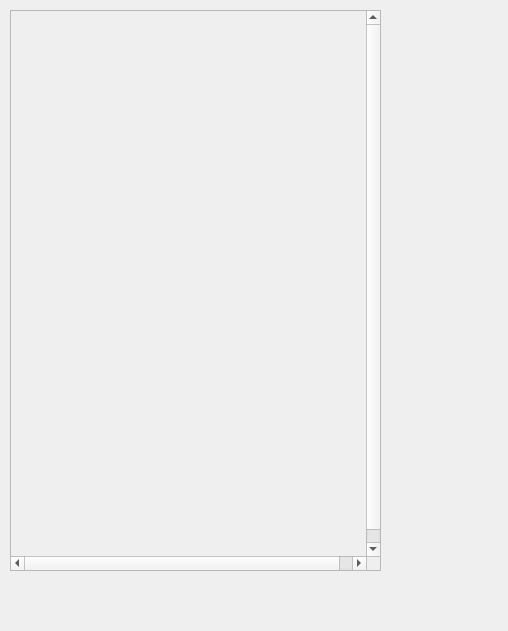
Reason-Wang/se_project, file StoreManage/ui/preview_bar/previewBar.ui: the form before one commit.
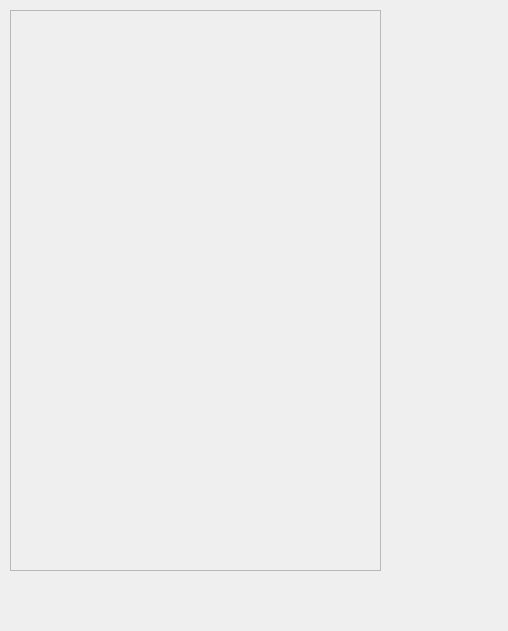
The form after the commit.

```diff
--- a/StoreManage/ui/preview_bar/previewBar.ui
+++ b/StoreManage/ui/preview_bar/previewBar.ui
@@ -23,10 +23,10 @@
     </rect>
    </property>
    <property name="verticalScrollBarPolicy">
-    <enum>Qt::ScrollBarAlwaysOn</enum>
+    <enum>Qt::ScrollBarAsNeeded</enum>
    </property>
    <property name="horizontalScrollBarPolicy">
-    <enum>Qt::ScrollBarAlwaysOn</enum>
+    <enum>Qt::ScrollBarAsNeeded</enum>
    </property>
    <property name="widgetResizable">
     <bool>false</bool>
```
